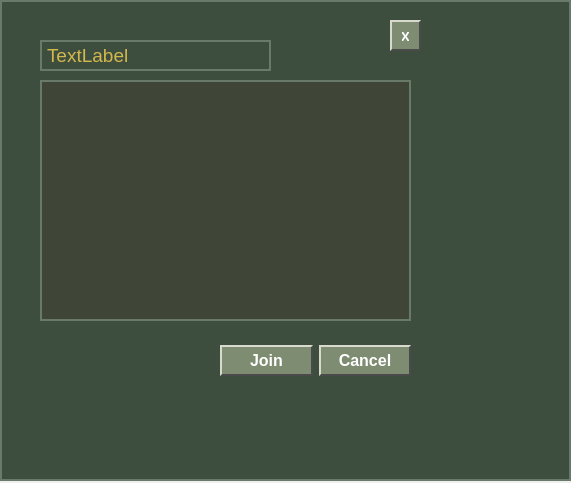
The window that client/lobby/joingamewindow.ui (Blisstar/counter-strike-2d-g17) describes before a commit, drawn with Qt 5.
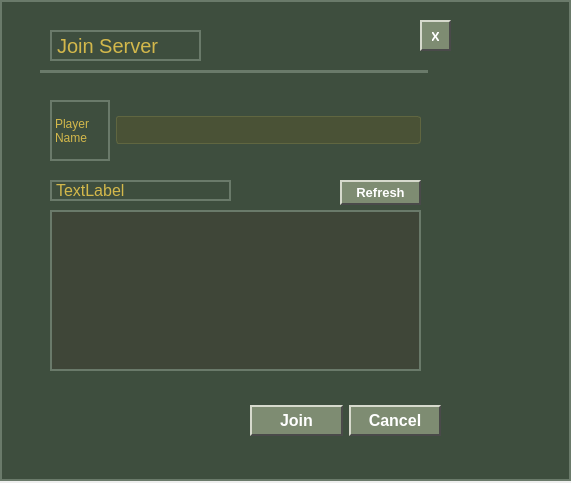
The same window after the commit.

```diff
--- a/client/lobby/joingamewindow.ui
+++ b/client/lobby/joingamewindow.ui
@@ -43,7 +43,7 @@
    <widget class="QPushButton" name="closeButton">
     <property name="geometry">
      <rect>
-      <x>390</x>
+      <x>420</x>
       <y>20</y>
       <width>31</width>
       <height>31</height>
@@ -88,10 +88,10 @@
    <widget class="QLabel" name="statusLabel">
     <property name="geometry">
      <rect>
-      <x>40</x>
-      <y>40</y>
-      <width>231</width>
-      <height>31</height>
+      <x>50</x>
+      <y>180</y>
+      <width>181</width>
+      <height>21</height>
      </rect>
     </property>
     <property name="styleSheet">
@@ -99,7 +99,7 @@
 color: #d3b84b;
 border: &quot;none&quot;;
 font-family: &quot;Verdana&quot;;
-font-size: 14pt;
+font-size: 12pt;
 }</string>
     </property>
     <property name="text">
@@ -109,10 +109,10 @@
    <widget class="QListWidget" name="gamesList">
     <property name="geometry">
      <rect>
-      <x>40</x>
-      <y>80</y>
+      <x>50</x>
+      <y>210</y>
       <width>371</width>
-      <height>241</height>
+      <height>161</height>
      </rect>
     </property>
     <property name="styleSheet">
@@ -120,8 +120,8 @@
 background: #3f4638;
 border: &quot;none&quot;;
 font-family: &quot;Verdana&quot;;
-font-size: 14pt;
-         color: white;
+font-size: 12pt;
+color: white;
 }
 
 QListWidget::item:selected {
@@ -133,8 +133,8 @@
    <widget class="QWidget" name="horizontalLayoutWidget">
     <property name="geometry">
      <rect>
-      <x>220</x>
-      <y>330</y>
+      <x>250</x>
+      <y>390</y>
       <width>191</width>
       <height>61</height>
      </rect>
@@ -208,6 +208,176 @@
      </item>
     </layout>
    </widget>
+   <widget class="QWidget" name="horizontalLayoutWidget_3">
+    <property name="geometry">
+     <rect>
+      <x>50</x>
+      <y>100</y>
+      <width>371</width>
+      <height>61</height>
+     </rect>
+    </property>
+    <layout class="QHBoxLayout" name="horizontalLayout_3" stretch="1,0">
+     <item>
+      <widget class="QLabel" name="label_3">
+       <property name="maximumSize">
+        <size>
+         <width>60</width>
+         <height>16777215</height>
+        </size>
+       </property>
+       <property name="styleSheet">
+        <string notr="true">QLabel{
+color: #d3b84b;
+border: &quot;none&quot;;
+	font-family: &quot;Verdana&quot;;
+}</string>
+       </property>
+       <property name="text">
+        <string>Player Name</string>
+       </property>
+       <property name="alignment">
+        <set>Qt::AlignmentFlag::AlignLeading|Qt::AlignmentFlag::AlignLeft|Qt::AlignmentFlag::AlignVCenter</set>
+       </property>
+       <property name="wordWrap">
+        <bool>true</bool>
+       </property>
+      </widget>
+     </item>
+     <item>
+      <widget class="QLineEdit" name="lineEdit">
+       <property name="styleSheet">
+        <string notr="true">QLineEdit {
+    background-color: #4a5236;  
+    color: #d3b84b;             
+    border: 1px solid #606640;   
+    padding: 5px 18px 5px 5px;  
+    border-radius: 3px;          
+    min-width: 6em;
+}
+
+QLineEdit:hover {
+    border: 1px solid #a4b066; 
+}
+</string>
+       </property>
+      </widget>
+     </item>
+    </layout>
+   </widget>
+   <widget class="QLabel" name="label_7">
+    <property name="geometry">
+     <rect>
+      <x>50</x>
+      <y>30</y>
+      <width>151</width>
+      <height>31</height>
+     </rect>
+    </property>
+    <property name="styleSheet">
+     <string notr="true">QLabel{
+	font-size: 15pt;
+	border: &quot;none&quot;;
+    color: #d3b84b;
+	font-family: &quot;Verdana&quot;;
+}
+</string>
+    </property>
+    <property name="text">
+     <string>Join Server</string>
+    </property>
+   </widget>
+   <widget class="Line" name="line_5">
+    <property name="geometry">
+     <rect>
+      <x>40</x>
+      <y>70</y>
+      <width>118</width>
+      <height>3</height>
+     </rect>
+    </property>
+    <property name="orientation">
+     <enum>Qt::Orientation::Horizontal</enum>
+    </property>
+   </widget>
+   <widget class="Line" name="line_6">
+    <property name="geometry">
+     <rect>
+      <x>310</x>
+      <y>70</y>
+      <width>118</width>
+      <height>3</height>
+     </rect>
+    </property>
+    <property name="orientation">
+     <enum>Qt::Orientation::Horizontal</enum>
+    </property>
+   </widget>
+   <widget class="Line" name="line_7">
+    <property name="geometry">
+     <rect>
+      <x>250</x>
+      <y>70</y>
+      <width>118</width>
+      <height>3</height>
+     </rect>
+    </property>
+    <property name="orientation">
+     <enum>Qt::Orientation::Horizontal</enum>
+    </property>
+   </widget>
+   <widget class="Line" name="line_8">
+    <property name="geometry">
+     <rect>
+      <x>140</x>
+      <y>70</y>
+      <width>118</width>
+      <height>3</height>
+     </rect>
+    </property>
+    <property name="orientation">
+     <enum>Qt::Orientation::Horizontal</enum>
+    </property>
+   </widget>
+   <widget class="QPushButton" name="refreshButton">
+    <property name="geometry">
+     <rect>
+      <x>340</x>
+      <y>180</y>
+      <width>81</width>
+      <height>25</height>
+     </rect>
+    </property>
+    <property name="styleSheet">
+     <string notr="true">    QPushButton {
+        background-color: #7e8c72;
+        border-top: 2px solid #d7dacd;
+        border-left: 2px solid #d7dacd;
+        border-bottom: 2px solid #4a4a4a;
+        border-right: 2px solid #4a4a4a;
+        padding: 4px 10px;
+        color: white;
+        font-weight: bold;
+		 font-size: 10pt;
+		 font-family: &quot;Verdana&quot;;
+    }
+
+    QPushButton:hover {
+        background-color: #96a783;
+    }
+
+    QPushButton:pressed {
+        border-top: 2px solid #4a4a4a;
+        border-left: 2px solid #4a4a4a;
+        border-bottom: 2px solid #d7dacd;
+        border-right: 2px solid #d7dacd;
+        background-color: #6b7960;
+    }</string>
+    </property>
+    <property name="text">
+     <string>Refresh</string>
+    </property>
+   </widget>
   </widget>
  </widget>
  <resources/>
```
